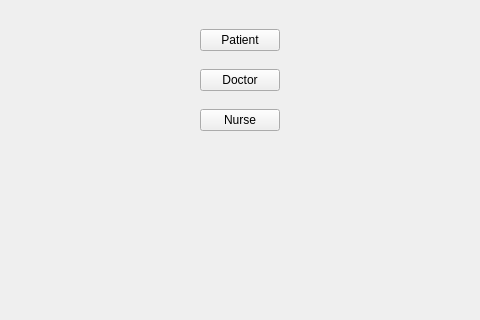
Above: mainwindow.ui from daeunnpark/hospital_portal before the change; both pictures show x 90 to 570 and y 81 to 401 of the 800 by 600 pixel window. Below: the same form after it.
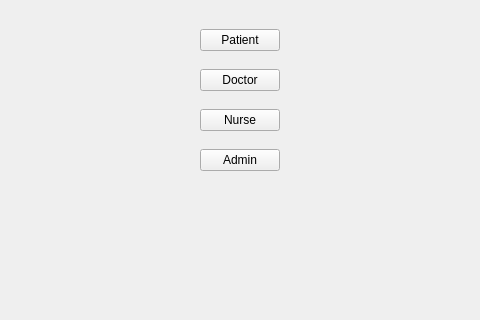
That is the form after the change.

Commit message: Admin button added

The edit to the form file:
```diff
--- a/mainwindow.ui
+++ b/mainwindow.ui
@@ -70,6 +70,19 @@
      <string>Nurse</string>
     </property>
    </widget>
+   <widget class="QPushButton" name="pushButton_4">
+    <property name="geometry">
+     <rect>
+      <x>290</x>
+      <y>230</y>
+      <width>80</width>
+      <height>22</height>
+     </rect>
+    </property>
+    <property name="text">
+     <string>Admin</string>
+    </property>
+   </widget>
   </widget>
   <widget class="QMenuBar" name="menubar">
    <property name="geometry">
```
The commit also changes 1 other file.
